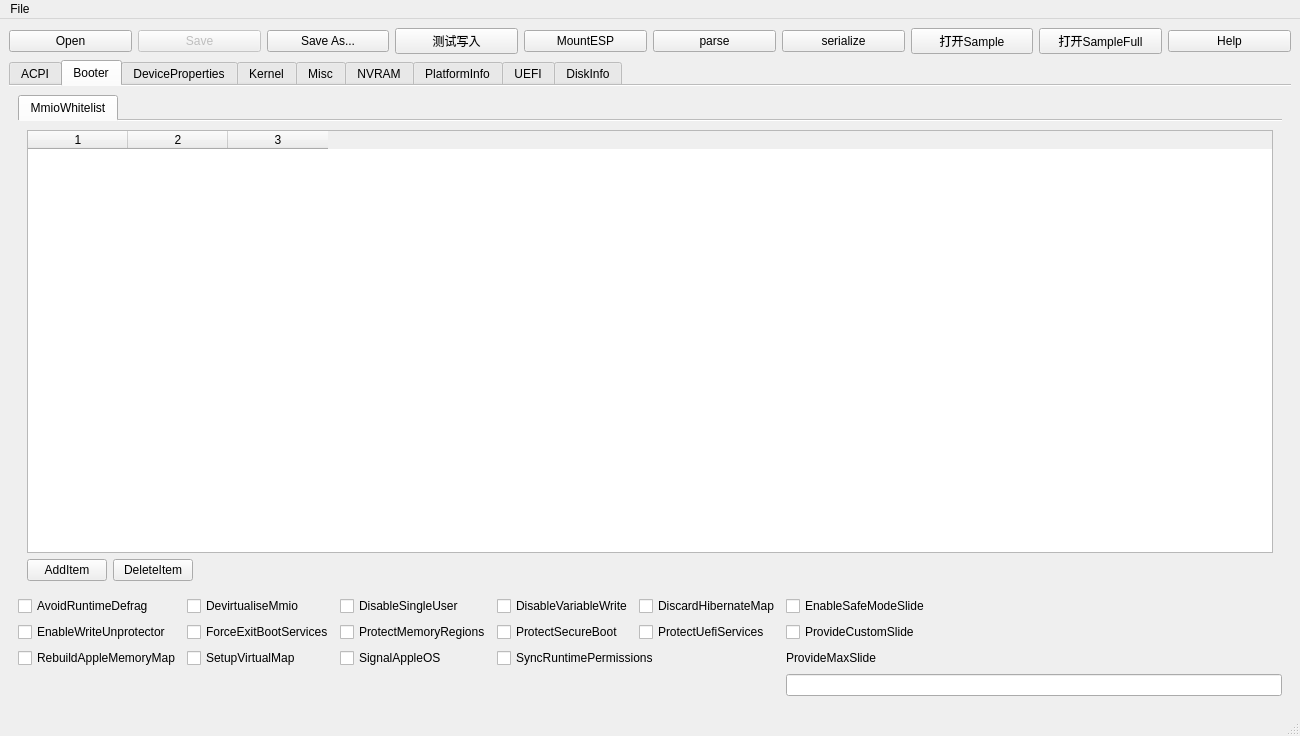
Before: the Qt Designer form mainwindow.ui in ic005k/OCAuxiliaryTools, drawn with Qt 5.
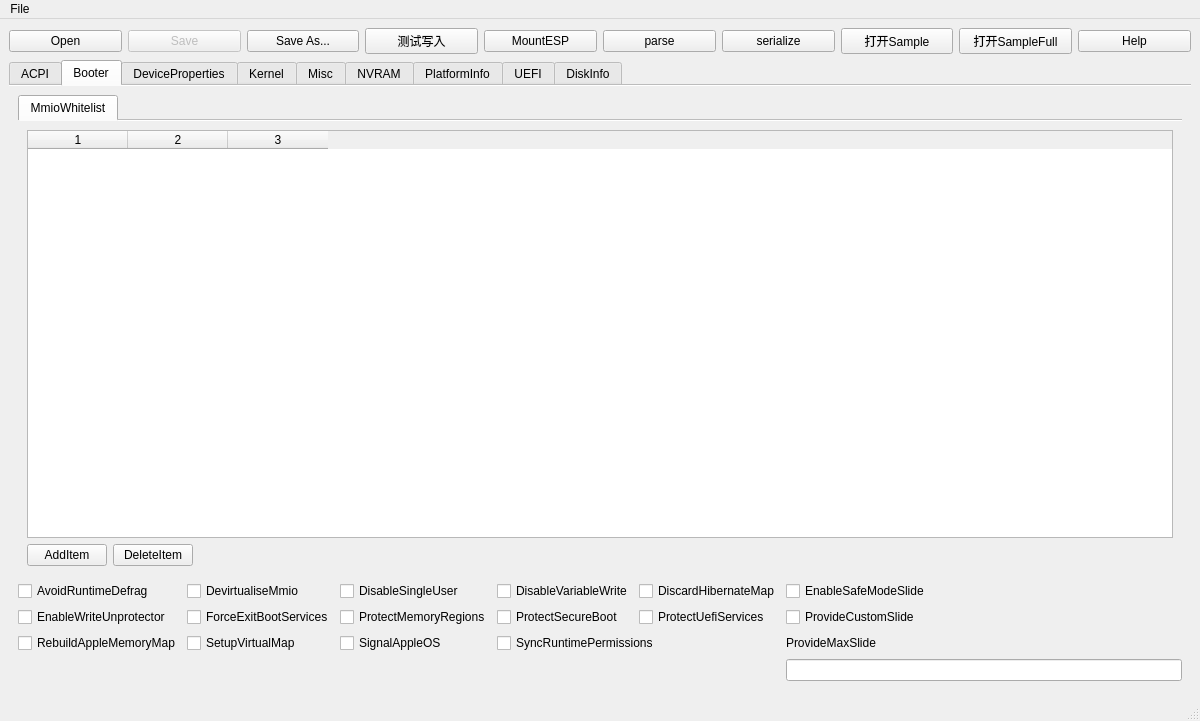
After: the same form once the commit is applied. The open tabs and pages were chosen to show the change. Icons and pictures are not drawn.

Patch:
```diff
--- a/mainwindow.ui
+++ b/mainwindow.ui
@@ -6,8 +6,8 @@
    <rect>
     <x>0</x>
     <y>0</y>
-    <width>1300</width>
-    <height>736</height>
+    <width>1200</width>
+    <height>721</height>
    </rect>
   </property>
   <property name="windowTitle">
@@ -94,6 +94,9 @@
     </item>
     <item row="1" column="0" colspan="10">
      <widget class="QTabWidget" name="tabTotal">
+      <property name="tabShape">
+       <enum>QTabWidget::Rounded</enum>
+      </property>
       <property name="currentIndex">
        <number>3</number>
       </property>
@@ -5010,7 +5013,7 @@
     <rect>
      <x>0</x>
      <y>0</y>
-     <width>1300</width>
+     <width>1200</width>
      <height>24</height>
     </rect>
    </property>
```
Left out of the diff: 4 changed lines with no effect on the pictures.
